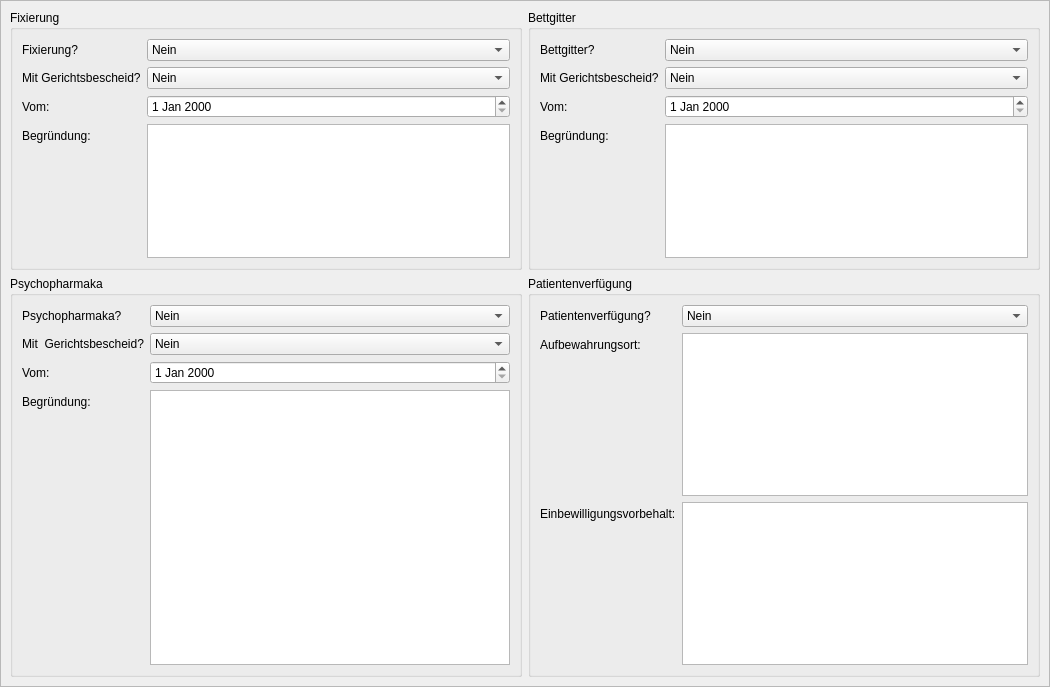
Before: the Qt Designer form drk_client/decreescrollarea.ui in Robotregent/EBP, drawn with Qt 5.
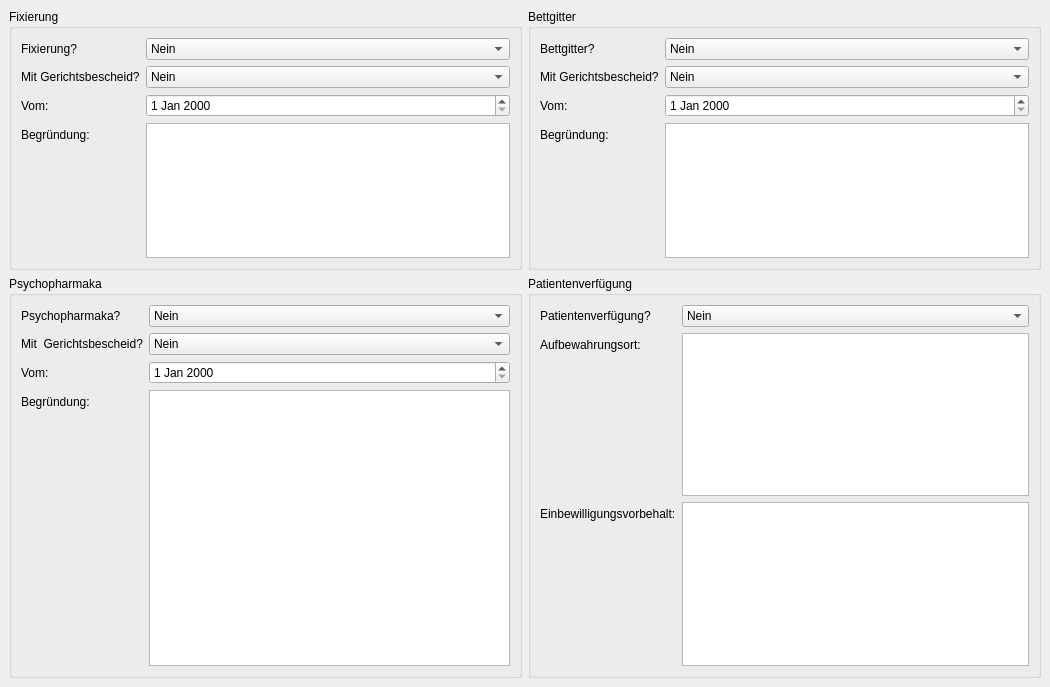
After: the same form once the commit is applied.

```diff
--- a/drk_client/decreescrollarea.ui
+++ b/drk_client/decreescrollarea.ui
@@ -13,6 +13,12 @@
   <property name="windowTitle">
    <string>ScrollArea</string>
   </property>
+  <property name="frameShape">
+   <enum>QFrame::NoFrame</enum>
+  </property>
+  <property name="frameShadow">
+   <enum>QFrame::Plain</enum>
+  </property>
   <property name="widgetResizable">
    <bool>true</bool>
   </property>
@@ -21,8 +27,8 @@
     <rect>
      <x>0</x>
      <y>0</y>
-     <width>1048</width>
-     <height>685</height>
+     <width>1050</width>
+     <height>687</height>
     </rect>
    </property>
    <layout class="QGridLayout" name="gridLayout">
```
